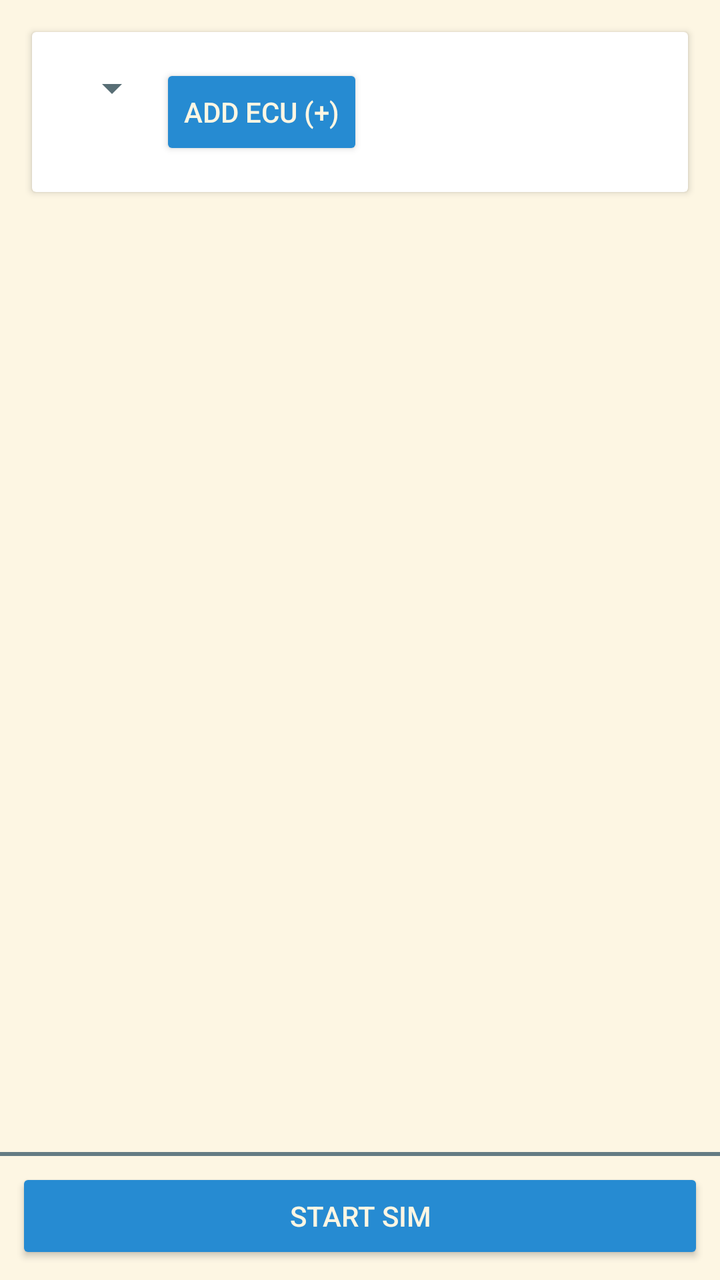
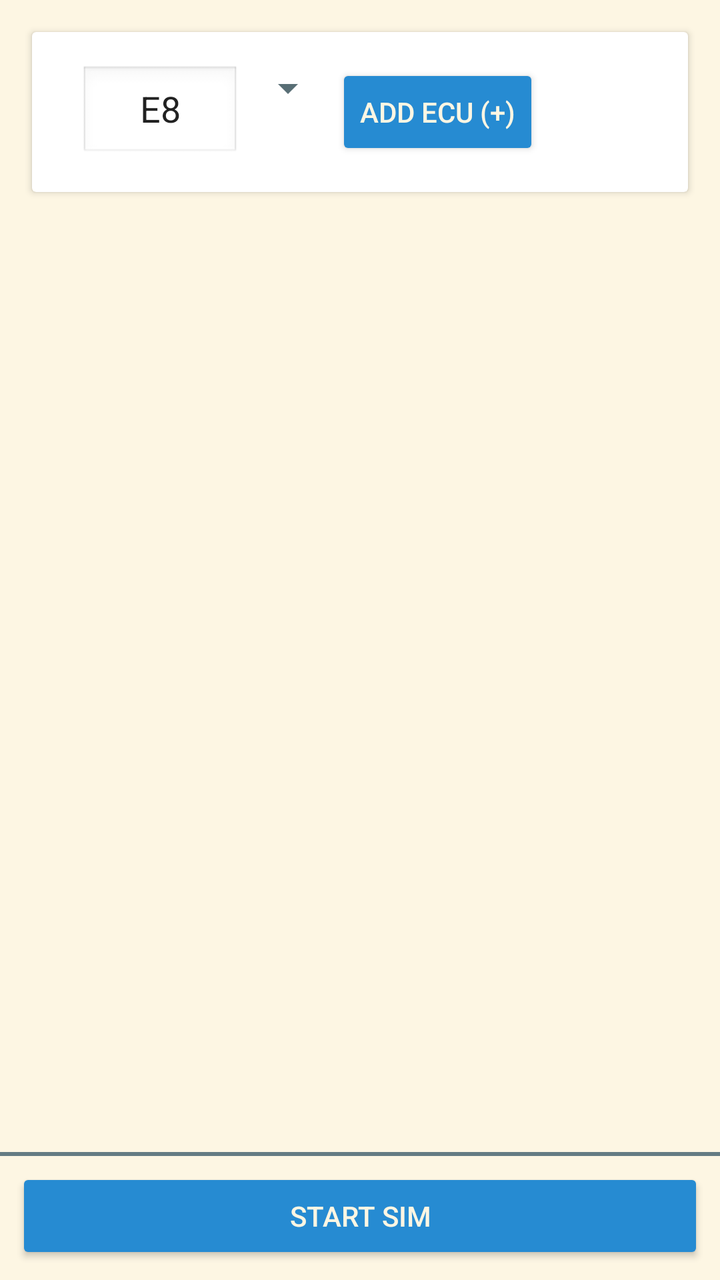

Before-and-after screenshots of an Android layout around one commit, followed by the original layout XML and the change that was made.
<!-- AndroidManifest.xml: application theme Theme.Solarized -->
<!-- res/layout/sim_main.xml -->
<androidx.constraintlayout.widget.ConstraintLayout
    xmlns:android="http://schemas.android.com/apk/res/android"
    xmlns:app="http://schemas.android.com/apk/res-auto"
    android:layout_width="match_parent"
    android:layout_height="match_parent">

    
    <ScrollView
        android:id="@+id/sim_main_render_area"
        android:layout_width="0dp"
        android:layout_height="0dp"
        app:layout_constraintTop_toTopOf="parent"
        app:layout_constraintBottom_toTopOf="@id/bottom_bar"
        app:layout_constraintStart_toStartOf="parent"
        app:layout_constraintEnd_toEndOf="parent">

        <LinearLayout
            android:id="@+id/ecu_list"
            android:orientation="vertical"
            android:padding="8dp"
            android:layout_width="match_parent"
            android:layout_height="wrap_content" >

            <androidx.cardview.widget.CardView
                android:layout_margin="8dp"
                android:layout_width="match_parent"
                android:layout_height="wrap_content"
                android:radius="8dp"
                android:elevation="4dp">

                <LinearLayout
                    android:layout_width="match_parent"
                    android:layout_height="wrap_content"
                    android:orientation="horizontal"
                    android:padding="16dp">

                    <Spinner
                        android:id="@+id/ecu_type_spinner"
                        android:layout_width="wrap_content"
                        android:layout_height="wrap_content" />

                    <Button
                        android:id="@+id/add_ecu"
                        android:layout_width="wrap_content"
                        android:layout_height="wrap_content"
                        android:text="Add ECU (+)" />

                </LinearLayout>

            </androidx.cardview.widget.CardView>

        </LinearLayout>

    </ScrollView>

    
    <LinearLayout
        android:id="@+id/bottom_bar"
        android:orientation="vertical"
        android:padding="8dp"
        android:background="@drawable/background_with_border_top"
        android:layout_width="0dp"
        android:layout_height="wrap_content"
        app:layout_constraintBottom_toBottomOf="parent"
        app:layout_constraintStart_toStartOf="parent"
        app:layout_constraintEnd_toEndOf="parent">

        
        <Button
            android:id="@+id/sim_state"
            android:layout_width="match_parent"
            android:layout_height="wrap_content"
            android:text="Start Sim" />

    </LinearLayout>

</androidx.constraintlayout.widget.ConstraintLayout>
<!-- resources referenced by this layout -->
<resources>
  <!-- drawable background_with_border_top (drawable) -->
  <?xml version="1.0" encoding="utf-8"?>
  <layer-list xmlns:android="http://schemas.android.com/apk/res/android">
  
      
      <item>
          <shape android:shape="rectangle">
              <solid android:color="?attr/android:colorBackground"/>
          </shape>
      </item>
  
      
      <item android:gravity="top">
          <shape android:shape="rectangle">
              <size android:height="2dp"/>
              <solid android:color="?attr/android:textColor"/> 
          </shape>
      </item>
  
  </layer-list>
  <style name="Theme.Solarized" parent="Theme.AppCompat.Light.NoActionBar">
          <item name="colorPrimary">@color/sol_base2</item>
          <item name="colorPrimaryDark">@color/sol_base1</item>
          <item name="colorAccent">@color/sol_blue</item>
  
          <item name="android:windowBackground">@color/sol_base3</item>
          <item name="android:colorBackground">@color/sol_base3</item>
          <item name="android:textColor">@color/sol_base00</item>
          <item name="colorOnPrimary">@color/sol_base00</item>
          <item name="android:textColorSecondary">@color/sol_base01</item>
  
          <item name="android:textViewStyle">@style/Solarized.TextView.Light</item>
          <item name="android:editTextStyle">@style/Solarized.EditText.Light</item>
          <item name="android:buttonStyle">@style/Solarized.Button.Light</item>
          <item name="android:checkboxStyle">@style/Solarized.CheckBox.Light</item>
      </style>
  <color name="sol_base2">#eee8d5</color>
  <color name="sol_base1">#93a1a1</color>
  <color name="sol_blue">#268bd2</color>
  <color name="sol_base3">#fdf6e3</color>
  <color name="sol_base00">#657b83</color>
  <color name="sol_base01">#586e75</color>
  <style name="Solarized.TextView.Light" parent="TextAppearance.AppCompat">
          <item name="android:textColor">@color/sol_base00</item>
      </style>
  <style name="Solarized.EditText.Light" parent="Widget.AppCompat.EditText">
          <item name="android:textColor">@color/sol_base00</item>
          <item name="android:textColorHint">@color/sol_base01</item>
          <item name="android:backgroundTint">@color/sol_base1</item>
      </style>
  <style name="Solarized.Button.Light" parent="Widget.AppCompat.Button">
          <item name="android:textColor">@color/sol_base3</item>
          <item name="android:backgroundTint">@color/sol_blue</item>
      </style>
  <style name="Solarized.CheckBox.Light" parent="Widget.AppCompat.CompoundButton.CheckBox">
          <item name="android:textColor">@color/sol_base00</item>
          <item name="buttonTint">@color/sol_cyan</item>
      </style>
  <color name="sol_cyan">#2aa198</color>
</resources>

<!-- the commit's change to res/layout/sim_main.xml (unified diff, before → after) -->
@@ -33,6 +33,19 @@
                     android:layout_height="wrap_content"
                     android:orientation="horizontal"
                     android:padding="16dp">
+
+                    <EditText
+                        android:id="@+id/ecu_id_input"
+                        android:layout_width="80dp"
+                        android:layout_height="wrap_content"
+                        android:hint="E8"
+                        android:maxLength="2"
+                        android:inputType="textCapCharacters|textNoSuggestions"
+                        android:ems="2"
+                        android:gravity="center"
+                        android:layout_marginStart="8dp"
+                        android:background="@android:drawable/edit_text"
+                        android:text="E8" />
 
                     <Spinner
                         android:id="@+id/ecu_type_spinner"
